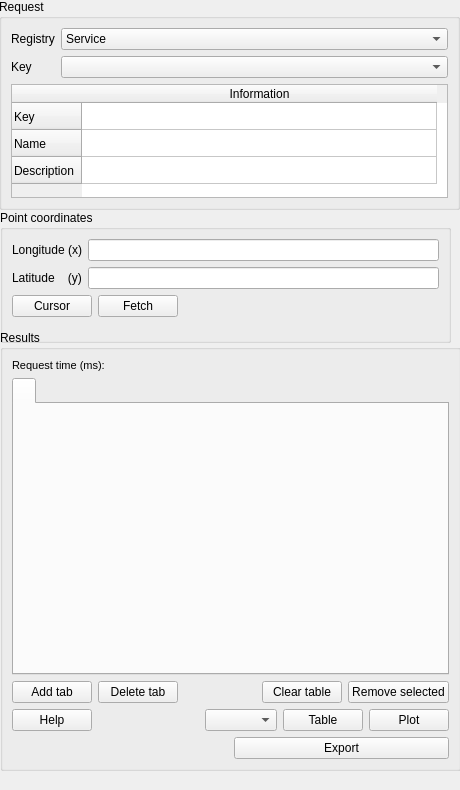
Old version of the form widgets/GeoContextQGISPlugin_dockwidget_base.ui in the repository kartoza/GeoContextQGISPlugin.
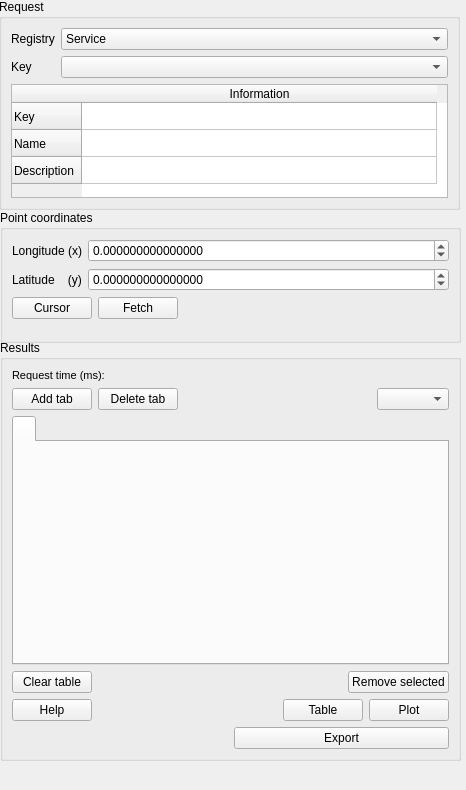
New version of the form. Icons and pictures are not drawn. Custom widgets are drawn as their Qt base class.

```diff
--- a/widgets/GeoContextQGISPlugin_dockwidget_base.ui
+++ b/widgets/GeoContextQGISPlugin_dockwidget_base.ui
@@ -6,7 +6,7 @@
    <rect>
     <x>0</x>
     <y>0</y>
-    <width>460</width>
+    <width>466</width>
     <height>790</height>
    </rect>
   </property>
@@ -18,9 +18,9 @@
     <property name="geometry">
      <rect>
       <x>0</x>
-      <y>330</y>
+      <y>340</y>
       <width>461</width>
-      <height>441</height>
+      <height>421</height>
      </rect>
     </property>
     <property name="title">
@@ -39,6 +39,48 @@
        </property>
       </widget>
      </item>
+     <item>
+      <layout class="QHBoxLayout" name="horizontalLayout_3">
+       <item>
+        <widget class="QPushButton" name="btnAdd">
+         <property name="text">
+          <string>Add tab</string>
+         </property>
+         <property name="icon">
+          <iconset>
+           <normaloff>../resources/icons/tab_add.png</normaloff>../resources/icons/tab_add.png</iconset>
+         </property>
+        </widget>
+       </item>
+       <item>
+        <widget class="QPushButton" name="btnDelete">
+         <property name="text">
+          <string>Delete tab</string>
+         </property>
+         <property name="icon">
+          <iconset>
+           <normaloff>../resources/icons/tab_remove.png</normaloff>../resources/icons/tab_remove.png</iconset>
+         </property>
+        </widget>
+       </item>
+       <item>
+        <spacer name="horizontalSpacer_3">
+         <property name="orientation">
+          <enum>Qt::Horizontal</enum>
+         </property>
+         <property name="sizeHint" stdset="0">
+          <size>
+           <width>40</width>
+           <height>20</height>
+          </size>
+         </property>
+        </spacer>
+       </item>
+       <item>
+        <widget class="QComboBox" name="cbTab"/>
+       </item>
+      </layout>
+     </item>
      <item>
       <widget class="QTabWidget" name="tabResults">
        <property name="tabShape">
@@ -63,41 +105,6 @@
      </item>
      <item>
       <layout class="QHBoxLayout" name="horizontalLayout">
-       <item>
-        <widget class="QPushButton" name="btnAdd">
-         <property name="text">
-          <string>Add tab</string>
-         </property>
-         <property name="icon">
-          <iconset>
-           <normaloff>../resources/icons/tab_add.png</normaloff>../resources/icons/tab_add.png</iconset>
-         </property>
-        </widget>
-       </item>
-       <item>
-        <widget class="QPushButton" name="btnDelete">
-         <property name="text">
-          <string>Delete tab</string>
-         </property>
-         <property name="icon">
-          <iconset>
-           <normaloff>../resources/icons/tab_remove.png</normaloff>../resources/icons/tab_remove.png</iconset>
-         </property>
-        </widget>
-       </item>
-       <item>
-        <spacer name="horizontalSpacer_2">
-         <property name="orientation">
-          <enum>Qt::Horizontal</enum>
-         </property>
-         <property name="sizeHint" stdset="0">
-          <size>
-           <width>40</width>
-           <height>20</height>
-          </size>
-         </property>
-        </spacer>
-       </item>
        <item>
         <widget class="QPushButton" name="btnClear">
          <property name="text">
@@ -109,6 +116,19 @@
          </property>
         </widget>
        </item>
+       <item>
+        <spacer name="horizontalSpacer_2">
+         <property name="orientation">
+          <enum>Qt::Horizontal</enum>
+         </property>
+         <property name="sizeHint" stdset="0">
+          <size>
+           <width>40</width>
+           <height>20</height>
+          </size>
+         </property>
+        </spacer>
+       </item>
        <item>
         <widget class="QPushButton" name="btnRemove">
          <property name="text">
@@ -148,9 +168,6 @@
          </property>
         </spacer>
        </item>
-       <item>
-        <widget class="QComboBox" name="cbTab"/>
-       </item>
        <item>
         <widget class="QPushButton" name="btnTable">
          <property name="text">
@@ -204,7 +221,7 @@
      <rect>
       <x>0</x>
       <y>210</y>
-      <width>451</width>
+      <width>461</width>
       <height>133</height>
      </rect>
     </property>
@@ -219,22 +236,6 @@
        </property>
       </widget>
      </item>
-     <item row="0" column="1">
-      <widget class="QgsFilterLineEdit" name="lineLong">
-       <property name="enabled">
-        <bool>true</bool>
-       </property>
-       <property name="readOnly">
-        <bool>false</bool>
-       </property>
-       <property name="clearButtonEnabled">
-        <bool>false</bool>
-       </property>
-       <property name="qgisRelation" stdset="0">
-        <string notr="true"/>
-       </property>
-      </widget>
-     </item>
      <item row="1" column="0">
       <widget class="QLabel" name="lblLat">
        <property name="text">
@@ -242,20 +243,7 @@
        </property>
       </widget>
      </item>
-     <item row="1" column="1">
-      <widget class="QgsFilterLineEdit" name="lineLat">
-       <property name="enabled">
-        <bool>true</bool>
-       </property>
-       <property name="readOnly">
-        <bool>false</bool>
-       </property>
-       <property name="qgisRelation" stdset="0">
-        <string notr="true"/>
-       </property>
-      </widget>
-     </item>
-     <item row="2" column="0" colspan="2">
+     <item row="3" column="0" colspan="2">
       <layout class="QHBoxLayout" name="hlPointCoor">
        <item>
         <widget class="QPushButton" name="btnCursor">
@@ -294,6 +282,38 @@
        </item>
       </layout>
      </item>
+     <item row="0" column="1">
+      <widget class="QgsDoubleSpinBox" name="lineLong">
+       <property name="decimals">
+        <number>15</number>
+       </property>
+       <property name="minimum">
+        <double>-180.000000000000000</double>
+       </property>
+       <property name="maximum">
+        <double>180.000000000000000</double>
+       </property>
+       <property name="singleStep">
+        <double>0.000001000000000</double>
+       </property>
+      </widget>
+     </item>
+     <item row="1" column="1">
+      <widget class="QgsDoubleSpinBox" name="lineLat">
+       <property name="decimals">
+        <number>15</number>
+       </property>
+       <property name="minimum">
+        <double>-90.000000000000000</double>
+       </property>
+       <property name="maximum">
+        <double>90.000000000000000</double>
+       </property>
+       <property name="singleStep">
+        <double>0.000001000000000</double>
+       </property>
+      </widget>
+     </item>
     </layout>
    </widget>
    <widget class="QGroupBox" name="gbRequest">
@@ -410,16 +430,16 @@
   </widget>
  </widget>
  <customwidgets>
+  <customwidget>
+   <class>QgsDoubleSpinBox</class>
+   <extends>QDoubleSpinBox</extends>
+   <header>qgsdoublespinbox.h</header>
+  </customwidget>
   <customwidget>
    <class>QgsFileWidget</class>
    <extends>QWidget</extends>
    <header>qgsfilewidget.h</header>
   </customwidget>
-  <customwidget>
-   <class>QgsFilterLineEdit</class>
-   <extends>QLineEdit</extends>
-   <header>qgsfilterlineedit.h</header>
-  </customwidget>
  </customwidgets>
  <resources/>
  <connections/>
```
Left out of the diff: 4 changed lines with no effect on the pictures.
